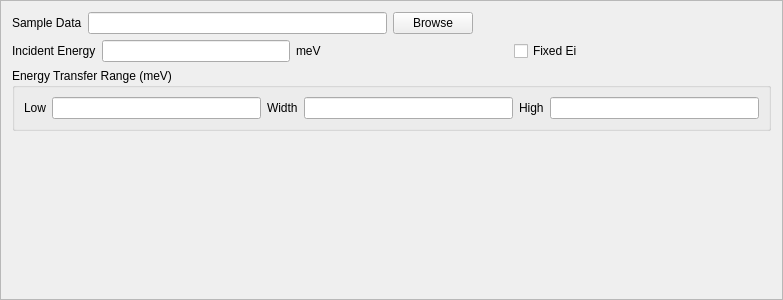
Above: Code/Mantid/scripts/Interface/ui/inelastic/dgs_sample_setup.ui from mantidproject/mantid before the change. Below: the same form after it.
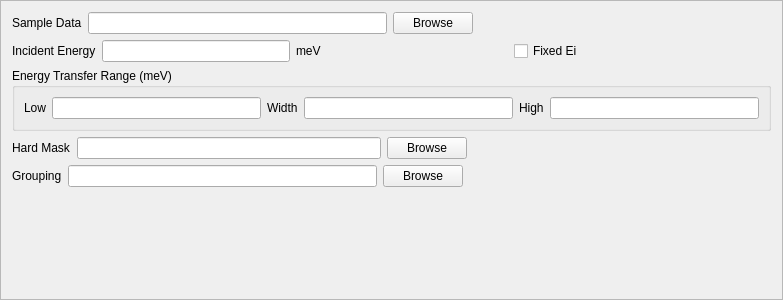
That is the form after the change.

The edit to the form file:
```diff
--- a/Code/Mantid/scripts/Interface/ui/inelastic/dgs_sample_setup.ui
+++ b/Code/Mantid/scripts/Interface/ui/inelastic/dgs_sample_setup.ui
@@ -147,6 +147,74 @@
      </layout>
     </widget>
    </item>
+   <item>
+    <layout class="QHBoxLayout" name="horizontalLayout_4">
+     <item>
+      <widget class="QLabel" name="hmask_label">
+       <property name="text">
+        <string>Hard Mask</string>
+       </property>
+      </widget>
+     </item>
+     <item>
+      <widget class="QLineEdit" name="hmask_edit"/>
+     </item>
+     <item>
+      <widget class="QPushButton" name="hmask_browse">
+       <property name="text">
+        <string>Browse</string>
+       </property>
+      </widget>
+     </item>
+     <item>
+      <spacer name="horizontalSpacer_4">
+       <property name="orientation">
+        <enum>Qt::Horizontal</enum>
+       </property>
+       <property name="sizeHint" stdset="0">
+        <size>
+         <width>40</width>
+         <height>20</height>
+        </size>
+       </property>
+      </spacer>
+     </item>
+    </layout>
+   </item>
+   <item>
+    <layout class="QHBoxLayout" name="horizontalLayout_5">
+     <item>
+      <widget class="QLabel" name="grouping_label">
+       <property name="text">
+        <string>Grouping</string>
+       </property>
+      </widget>
+     </item>
+     <item>
+      <widget class="QLineEdit" name="grouping_edit"/>
+     </item>
+     <item>
+      <widget class="QPushButton" name="grouping_browse">
+       <property name="text">
+        <string>Browse</string>
+       </property>
+      </widget>
+     </item>
+     <item>
+      <spacer name="horizontalSpacer_5">
+       <property name="orientation">
+        <enum>Qt::Horizontal</enum>
+       </property>
+       <property name="sizeHint" stdset="0">
+        <size>
+         <width>40</width>
+         <height>20</height>
+        </size>
+       </property>
+      </spacer>
+     </item>
+    </layout>
+   </item>
    <item>
     <spacer name="verticalSpacer">
      <property name="orientation">
```
